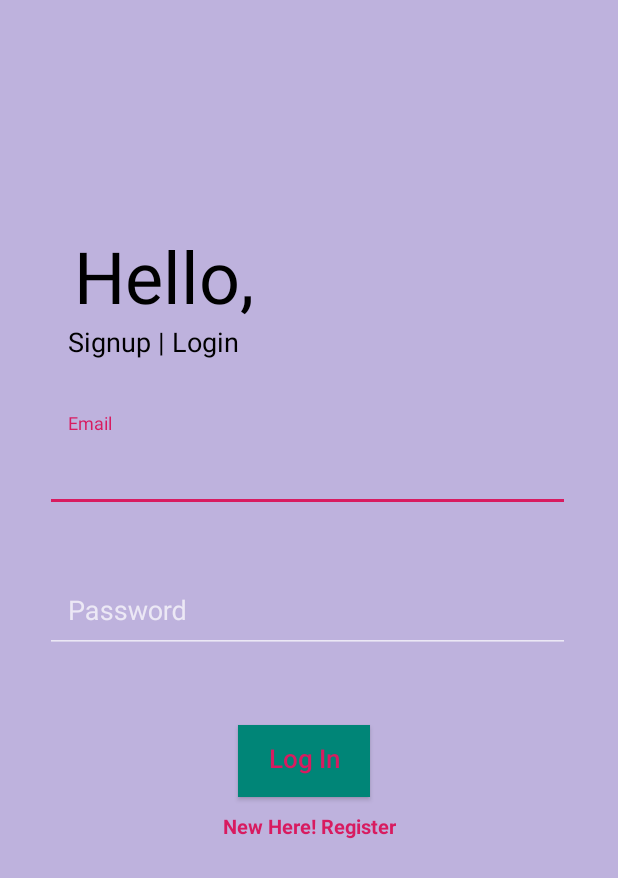
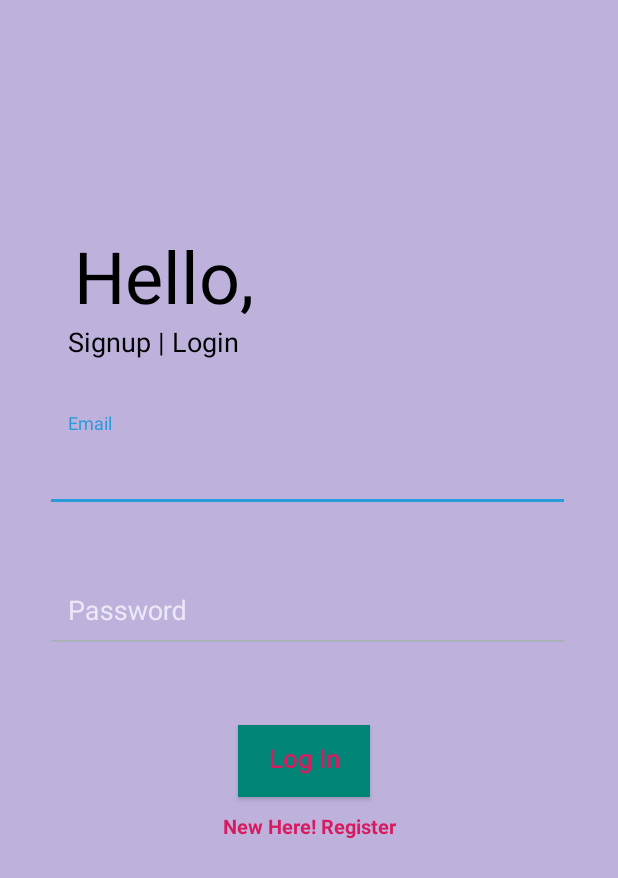
Before and after one commit to shahy3050/serveasy_garage, an Android app: the screen it shows after launch (LoginActivity), on a phone screen of 412 x 824 dp. Shown: the top 878 px of the screen. Run offline under Robolectric (Android 15) with nearby library versions, the phone set to English and light mode, and no system bars; our stand-ins replace Firebase (no records; nobody signed in at launch, a user with empty details on screens opened directly).

Commit message:
Layout Modify

```diff
--- a/app/src/main/res/layout/activity_login.xml
+++ b/app/src/main/res/layout/activity_login.xml
@@ -53,7 +53,7 @@
                 android:layout_marginTop="275dp"
                 android:layout_marginEnd="30dp"
                 android:layout_marginRight="30dp"
-                app:errorTextAppearance="@style/error_appearance"
+                app:errorTextColor="@color/error_color"
                 app:layout_constraintEnd_toEndOf="parent"
                 app:layout_constraintStart_toStartOf="parent"
                 app:layout_constraintTop_toTopOf="parent">
@@ -76,7 +76,7 @@
                 android:layout_marginTop="28dp"
                 android:layout_marginEnd="30dp"
                 android:layout_marginRight="30dp"
-                app:errorTextAppearance="@style/error_appearance"
+                app:errorTextColor="@color/error_color"
                 app:layout_constraintEnd_toEndOf="parent"
                 app:layout_constraintHorizontal_bias="0.0"
                 app:layout_constraintStart_toStartOf="parent"
--- a/app/src/main/res/values-v21/styles.xml
+++ b/app/src/main/res/values-v21/styles.xml
@@ -5,4 +5,8 @@
         <item name="windowNoTitle">true</item>
         <item name="android:statusBarColor">@android:color/transparent</item>
     </style>
+
+    <color name="error_color">#B10D00</color>
+    <color name="colorControlActivated">#299ADA</color>
+    <color name="colorControlNormal">#A5B0B3</color>
 </resources>
--- a/app/src/main/res/values/styles.xml
+++ b/app/src/main/res/values/styles.xml
@@ -6,6 +6,9 @@
         <item name="colorPrimary">@color/colorPrimary</item>
         <item name="colorPrimaryDark">@color/colorPrimaryDark</item>
         <item name="colorAccent">@color/colorAccent</item>
+        <item name="colorControlActivated">@color/colorControlActivated</item>
+        <item name="colorControlNormal">@color/colorControlNormal</item>
+        <item name="colorError">@color/error_color</item>
     </style>
 
     <style name="AppTheme.NoActionBar">
@@ -17,11 +20,9 @@
 
     <style name="AppTheme.PopupOverlay" parent="ThemeOverlay.AppCompat.Light" />
 
-    <style name="error_appearance" parent="android:TextAppearance">
-        <item name="android:textColor">@color/error_color</item>
 
+    <color name="error_color">#B10D00</color>
+    <color name="colorControlActivated">#299ADA</color>
+    <color name="colorControlNormal">#A5B0B3</color>
 
-    </style>
-
-    <color name="error_color">#FF0000</color>
 </resources>
```
